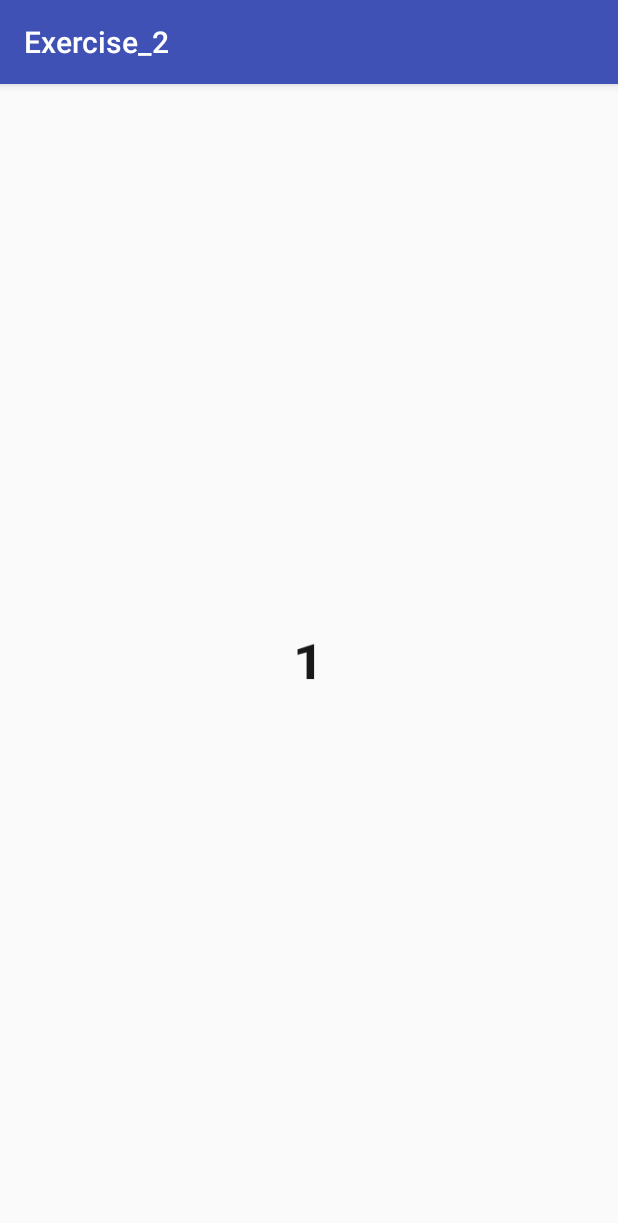
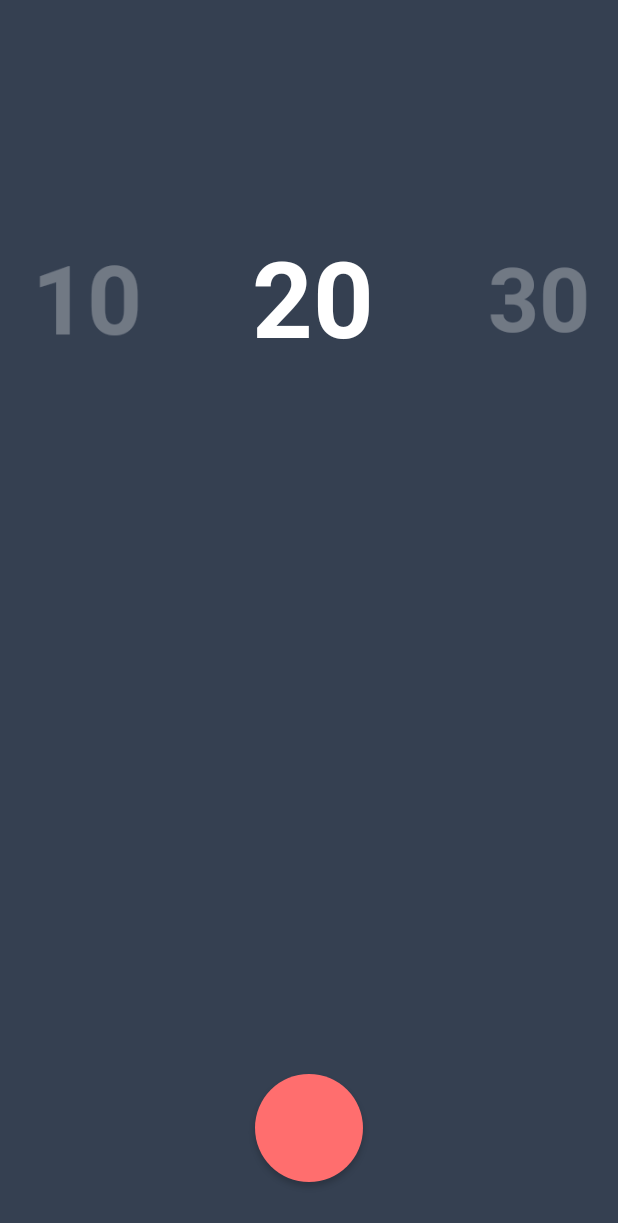
Before and after one commit to UltimateDevil/Kotlin-Exercise, an Android app: the screen it shows after launch (MainActivity), on a phone screen of 412 x 824 dp. Shown: the top 1223 px of the screen. Run offline under Robolectric (Android 15) with nearby library versions, the phone set to English and light mode, and no system bars.

Commit message:
Update Design and Animation

```diff
--- a/Exercise_2/app/src/main/java/ultimate/devil/exercise_2/MainActivity.kt
+++ b/Exercise_2/app/src/main/java/ultimate/devil/exercise_2/MainActivity.kt
@@ -2,32 +2,128 @@ package ultimate.devil.exercise_2
 
 import android.support.v7.app.AppCompatActivity
 import android.os.Bundle
+import android.os.Handler
 import android.support.v4.app.Fragment
 import android.support.v4.app.FragmentManager
 import android.support.v4.view.ViewPager
 import kotlinx.android.synthetic.main.activity_main.*
 import android.util.SparseArray
 import android.support.v4.app.FragmentStatePagerAdapter
-
+import android.util.Log
+import android.view.View
+import android.os.Build
+import android.view.ViewTreeObserver.OnGlobalLayoutListener
+import android.view.animation.AnimationUtils
 
 
 class MainActivity : AppCompatActivity() {
 
-    var NUM_PAGES =10
-
+    var NUM_PAGES = 10
+    var loaderHeight: Int = 0
+    var loaderWidth: Int = 0
+    var changingText:Int = 0
 
 
     override fun onCreate(savedInstanceState: Bundle?) {
         super.onCreate(savedInstanceState)
         setContentView(R.layout.activity_main)
 
-        val pager:ViewPager = viewPager
-        pager.pageMargin = 24
-        pager.setPadding(48,8,48,8)
+        gettingHeight()
+
+        val pager: ViewPager = viewPager
+        pager.pageMargin = 16
+        pager.setPadding(208, 8, 200, 8)
         pager.offscreenPageLimit = 3
         pager.clipToPadding = false
-        pager.setPageTransformer(true,PageTransformer())
+        pager.setPageTransformer(true, PageTransformer())
         pager.adapter = ScreenSlidePagerAdapter(supportFragmentManager)
+
+        pager.currentItem= (1)
+
+        clickButton.setOnClickListener {
+            startLoading(pager)
+        }
+
+    }
+
+    private fun gettingHeight() {
+        val vto = mainLayout.viewTreeObserver
+        vto.addOnGlobalLayoutListener(object : OnGlobalLayoutListener {
+            override fun onGlobalLayout() {
+                if (Build.VERSION.SDK_INT < Build.VERSION_CODES.JELLY_BEAN) {
+                    mainLayout.viewTreeObserver.removeGlobalOnLayoutListener(this)
+                } else {
+                    mainLayout.viewTreeObserver.removeOnGlobalLayoutListener(this)
+                }
+                loaderWidth = mainLayout.measuredWidth
+                loaderHeight = mainLayout.measuredHeight
+
+                Log.d("Height  -----", "$loaderWidth , $loaderHeight")
+
+            }
+        })
+    }
+
+    private fun startLoading(page:ViewPager) {
+
+        val currentPage = (page.currentItem)+1
+        changingText = currentPage*10
+
+        Log.d("Text ", changingText.toString())
+
+        loader.visibility = View.VISIBLE
+        viewPager.animate().alpha(0F)
+        viewPager.visibility = View.GONE
+        clickButton.visibility = View.GONE
+        loader.layoutParams.height = loaderHeight
+        loader.layoutParams.width = loaderWidth
+        timeStamp.visibility = View.VISIBLE
+        timeStamp.animate().alpha(1F)
+        timeStamp.text = (currentPage*10).toString()
+        startTextLoading(currentPage)
+
+
+        val handler = Handler()
+
+
+            handler.postDelayed({
+                val loadingAnimation = UltimateResizeAnimation(loader, 0, 0)
+                loadingAnimation.duration = ((currentPage*1000)+2000).toLong()
+                mainLayout.startAnimation(loadingAnimation)
+            }, 300L)
+
+
+            val handler2 = Handler()
+            handler2.postDelayed({
+
+                loader.visibility = View.GONE
+                timeStamp.animate().alpha(0F)
+//                timeStamp.visibility = View.GONE
+                clickButton.visibility = View.VISIBLE
+                val myAnim = AnimationUtils.loadAnimation(this, R.anim.bounce2)
+
+                // Use bounce interpolator with amplitude 0.2 and frequency 20
+                val interpolator = BounceAnimator(0.5, 20.0)
+                myAnim.interpolator = interpolator
+                myAnim.duration = 1000
+                clickButton.startAnimation(myAnim)
+
+                viewPager.visibility = View.VISIBLE
+                viewPager.animate().alpha(1F)
+
+            }, (currentPage*500).toLong())
+    }
+
+    private fun startTextLoading(time:Int) {
+        Log.d("Text in Method ", changingText.toString())
+        Handler().postDelayed({
+            changingText--
+            timeStamp.text = (changingText).toString()
+            if (changingText>0){
+                startTextLoading(time)
+            }
+        },(((time*1000)+2000)/(time*45)).toLong())
+
 
     }
 
@@ -38,8 +134,8 @@ class MainActivity : AppCompatActivity() {
         override fun getItem(position: Int): Fragment {
             val frag = ScreenSlidePageFragment()
             val data = Bundle()
-            data.putString("text", (position + 1).toString())
-            frag.arguments=data
+            data.putString("text", ((position + 1) * 10).toString())
+            frag.arguments = data
             registeredFragments.put(position, frag)
             return frag
         }
@@ -48,4 +144,21 @@ class MainActivity : AppCompatActivity() {
             return NUM_PAGES
         }
     }
+
+
+    private inner class BounceAnimator internal constructor(amplitude: Double, frequency: Double) : android.view.animation.Interpolator {
+        private var mAmplitude = 1.0
+        private var mFrequency = 10.0
+
+        init {
+            this.mAmplitude = amplitude
+            this.mFrequency = frequency
+        }
+
+
+        override fun getInterpolation(time: Float): Float {
+            return (-1.0 * Math.pow(Math.E, -time / mAmplitude) *
+                    Math.cos(mFrequency * time) + 1).toFloat()
+        }
+    }
 }
--- a/Exercise_2/app/src/main/java/ultimate/devil/exercise_2/PageTransformer.kt
+++ b/Exercise_2/app/src/main/java/ultimate/devil/exercise_2/PageTransformer.kt
@@ -1,15 +1,11 @@
 package ultimate.devil.exercise_2
 
 import android.support.v4.view.ViewPager
+import android.util.Log
 import android.view.View
-import android.support.v4.view.ViewCompat.setScaleY
-import android.support.v4.view.ViewCompat.setAlpha
 
 
 
-/**
- * Created by Vikas on 14-Sep-17.
- */
 class PageTransformer : ViewPager.PageTransformer {
 
     private val MIN_SCALE = 0.85f
@@ -25,33 +21,66 @@ class PageTransformer : ViewPager.PageTransformer {
      */
     override fun transformPage(page: View, position: Float) {
 
-         if (position < -0.5) {
+         if (position < -0) {
+             page.alpha = 0.3f
+             val pageWidth = page.width
+             val pageHeight = page.height
             // Values less than -1 means the page is out of the screen to the left
              // This alpha will be set to page visible on the left side
-            page.alpha = 1.5f + position
+//            page.alpha = 1.5f + position
 
             // Modify the default slide transition to shrink the page as well
-            val scaleFactor = Math.max(MIN_SCALE, 1 - Math.abs(position))
+             val scaleFactor = Math.max(MIN_SCALE, 1- Math.abs(position))
              page.scaleY = scaleFactor
+             page.scaleX= scaleFactor
+             Log.d("left","H : $pageHeight. W : $pageWidth")
 
-        } else if (position <= 0.5) {
+        } else if (position <= 1.5) {
+
              // Focused page
-            page.alpha = 1f - position
+//             page.alpha = position
+//             Log.d("Position of focused : ", position.toString())
              // Modify the default slide transition to shrink the page as well
-            val scaleFactor = Math.max(MIN_SCALE, 1 - Math.abs(position))
+           /*  val scaleFactor = Math.max(MIN_SCALE, 2 - Math.abs(position)) - 0.5f
+             page.scaleY = scaleFactor*/
+
+             val pageWidth = page.width
+             val pageHeight = page.height
+
+             var scaleFactor = Math.max(MIN_SCALE, 2 - Math.abs(position))
+             var vertMargin = pageHeight * (1 - scaleFactor) / 2
+             var horzMargin = pageWidth * (1 - scaleFactor) / 2
+             if (position < 0.5) {
+                 scaleFactor = Math.max(MIN_SCALE, 1 - Math.abs(position))+0.3f
+                 vertMargin = pageHeight * (1 - scaleFactor) / 2
+                 horzMargin = pageWidth * (1 - scaleFactor) / 2
+                 page.translationX=(horzMargin - vertMargin / 2)
+                 Log.d("front","H : "+(horzMargin - vertMargin / 2))
+             } else {
+                 page.translationY=(-horzMargin + vertMargin / 2)
+             }
+
+             // Scale the page down (between MIN_SCALE and 1)
+             page.scaleX= scaleFactor
              page.scaleY = scaleFactor
+             // Fade the page relative to its size.
+             page.alpha=  MIN_ALPHA + (scaleFactor - MIN_SCALE) / (1 - MIN_SCALE) * (1 - MIN_ALPHA)
+
 
          } else {
+             val pageWidth = page.width
+             val pageHeight = page.height
+             Log.d("right","H : $pageHeight. W : $pageWidth")
             // values greater than 1 means page is out of the screen to the right
             // This alpha will be set to page visible on the right side
-            page.alpha = 0.5f
+            page.alpha = 0.3f
 
 
             // Modify the default slide transition to shrink the page as well
              val scaleFactor = Math.max(MIN_SCALE, 1 - Math.abs(position))
+
             page.scaleY = scaleFactor
-        }
-
-
+            page.scaleX = scaleFactor
         }
     }
+}
--- a/Exercise_2/app/src/main/java/ultimate/devil/exercise_2/ScreenSlidePageFragment.kt
+++ b/Exercise_2/app/src/main/java/ultimate/devil/exercise_2/ScreenSlidePageFragment.kt
@@ -1,10 +1,7 @@
 package ultimate.devil.exercise_2
 
-import android.graphics.Color
 import android.support.v4.app.Fragment
-import android.support.v4.view.ViewCompat.setScaleY
 import android.os.Bundle
-import android.graphics.Color.parseColor
 import android.widget.TextView
 import android.view.ViewGroup
 import android.view.LayoutInflater
@@ -16,35 +13,23 @@ import android.view.View
  */
 class ScreenSlidePageFragment : Fragment() {
 
-    var rootView: View?=null
+    var rootView: View? = null
 
 
-    override fun onCreateView(inflater: LayoutInflater?,  container: ViewGroup?,  savedInstanceState: Bundle?): View? {
-        rootView = inflater!!.inflate(R.layout.fragment_screen_slide_page, container, false)
+    override fun onCreateView(inflater: LayoutInflater?, container: ViewGroup?, savedInstanceState: Bundle?): View? {
+        rootView = inflater?.inflate(R.layout.fragment_screen_slide_page, container, false)
         return rootView
     }
 
     override fun onViewCreated(view: View?, savedInstanceState: Bundle?) {
         super.onViewCreated(view, savedInstanceState)
 
-//        val tv_fragTitle = view.findViewById(R.id.tv_fragTitle) as TextView
-        val tv_fragTitle = view!!.findViewById<TextView>(R.id.tv_fragTitle)
+        val tv_fragTitle = view?.findViewById<TextView>(R.id.tv_fragTitle)
 
         val b = arguments
         if (b != null) {
-            tv_fragTitle.text = b.getString("text")
-    }
-   /* fun onViewCreated(view: View,  savedInstanceState: Bundle) {
-        super.onViewCreated(view, savedInstanceState)
-
-        val tv_fragTitle = view.findViewById(R.id.tv_fragTitle) as TextView
-
-        tv_fragTitle.setBackgroundColor(Color.parseColor(getRandomColor()))
-
-        val b = arguments
-        if (b != null) {
-            tv_fragTitle.text = b.getString("text")
-        }*/
+            tv_fragTitle?.text = b.getString("text")
+        }
     }
 
     /**
@@ -55,12 +40,12 @@ class ScreenSlidePageFragment : Fragment() {
 
 
     fun scaleImage(scaleX: Float) {
-        rootView!!.setScaleY(scaleX)
-        rootView!!.invalidate()
+        rootView?.setScaleY(scaleX)
+        rootView?.invalidate()
     }
 
     fun removeSpacing() {
-        rootView!!.setPadding(0, 0, 0, 0)
-        rootView!!.invalidate()
+        rootView?.setPadding(0, 0, 0, 0)
+        rootView?.invalidate()
     }
 }
--- /dev/null
+++ b/Exercise_2/app/src/main/res/drawable/circle.xml
@@ -0,0 +1,10 @@
+<?xml version="1.0" encoding="utf-8"?>
+<shape xmlns:android="http://schemas.android.com/apk/res/android"
+    android:shape="oval">
+
+    <solid android:color="#ff6e6e"/>
+
+    <size android:height="48dp"
+        android:width="48dp"/>
+
+</shape>
--- a/Exercise_2/app/src/main/res/layout/activity_main.xml
+++ b/Exercise_2/app/src/main/res/layout/activity_main.xml
@@ -1,8 +1,56 @@
 <?xml version="1.0" encoding="utf-8"?>
-<android.support.v4.view.ViewPager android:layout_width="match_parent"
-    android:layout_height="match_parent"
+<RelativeLayout xmlns:android="http://schemas.android.com/apk/res/android"
     xmlns:tools="http://schemas.android.com/tools"
-    tools:context="ultimate.devil.exercise_2.MainActivity"
-    android:id="@+id/viewPager"
-    xmlns:android="http://schemas.android.com/apk/res/android">
-</android.support.v4.view.ViewPager>
+    android:orientation="vertical"
+    android:background="#354051"
+    android:clipToPadding="false"
+    android:id="@+id/mainLayout"
+    android:layout_width="match_parent"
+    android:layout_height="match_parent">
+
+
+
+
+  <Button
+      android:layout_width="72dp"
+      android:layout_height="72dp"
+      android:layout_centerHorizontal="true"
+      android:layout_alignParentBottom="true"
+      android:id="@+id/clickButton"
+      android:elevation="16dp"
+      android:layout_marginBottom="36dp"
+      android:background="@drawable/circle"/>
+    <RelativeLayout
+        android:layout_width="match_parent"
+        android:background="#ff6e6e"
+        android:visibility="gone"
+        android:id="@+id/loader"
+        android:layout_alignParentBottom="true"
+        android:layout_height="match_parent"/>
+
+  <RelativeLayout
+      android:layout_width="match_parent"
+      android:layout_height="380dp">
+
+    <android.support.v4.view.ViewPager
+        android:layout_width="wrap_content"
+        android:layout_height="380dp"
+        android:visibility="visible"
+        android:layout_marginTop="16dp"
+        tools:context="ultimate.devil.exercise_2.MainActivity"
+        android:id="@+id/viewPager"/>
+
+    <TextView
+        android:layout_width="wrap_content"
+        android:layout_height="wrap_content"
+        android:textSize="90sp"
+        android:id="@+id/timeStamp"
+        android:layout_centerInParent="true"
+        android:visibility="gone"
+        android:textStyle="bold"
+        android:textColor="#fff" />
+
+  </RelativeLayout>
+
+
+</RelativeLayout>
--- a/Exercise_2/app/src/main/res/layout/fragment_screen_slide_page.xml
+++ b/Exercise_2/app/src/main/res/layout/fragment_screen_slide_page.xml
@@ -1,7 +1,6 @@
 <?xml version="1.0" encoding="utf-8"?>
-<LinearLayout xmlns:android="http://schemas.android.com/apk/res/android"
+<RelativeLayout xmlns:android="http://schemas.android.com/apk/res/android"
     android:orientation="vertical" android:layout_width="match_parent"
-    android:gravity="center"
     android:paddingTop="50dp"
     android:paddingBottom="50dp"
     android:layout_height="match_parent">
@@ -10,11 +9,9 @@
     <TextView
         android:layout_width="wrap_content"
         android:layout_height="wrap_content"
-        android:textSize="36sp"
+        android:textSize="70sp"
         android:textStyle="bold"
-        android:padding="16dp"
-        android:gravity="center"
-        android:textColor="#000"
+        android:layout_centerInParent="true"
+        android:textColor="#fff"
         android:id="@+id/tv_fragTitle"/>
-
-</LinearLayout>
+</RelativeLayout>
--- a/Exercise_2/app/src/main/res/values/colors.xml
+++ b/Exercise_2/app/src/main/res/values/colors.xml
@@ -1,6 +1,6 @@
 <?xml version="1.0" encoding="utf-8"?>
 <resources>
-    <color name="colorPrimary">#3F51B5</color>
-    <color name="colorPrimaryDark">#303F9F</color>
+    <color name="colorPrimary">#e96565</color>
+    <color name="colorPrimaryDark">#ff6e6e</color>
     <color name="colorAccent">#FF4081</color>
 </resources>
--- a/Exercise_2/app/src/main/res/values/styles.xml
+++ b/Exercise_2/app/src/main/res/values/styles.xml
@@ -1,7 +1,7 @@
 <resources>
 
     <!-- Base application theme. -->
-    <style name="AppTheme" parent="Theme.AppCompat.Light.DarkActionBar">
+    <style name="AppTheme" parent="Theme.AppCompat.Light.NoActionBar">
         <!-- Customize your theme here. -->
         <item name="colorPrimary">@color/colorPrimary</item>
         <item name="colorPrimaryDark">@color/colorPrimaryDark</item>
```
Also changed, not shown: Exercise_2/app/src/main/java/ultimate/devil/exercise_2/UltimateResizeAnimation.kt (added, +38 -0 lines), Exercise_2/app/src/main/res/anim/bounce.xml (added, +12 -0 lines), Exercise_2/app/src/main/res/anim/bounce2.xml (added, +12 -0 lines). Lines whose indentation alone changed are shown as unchanged.
